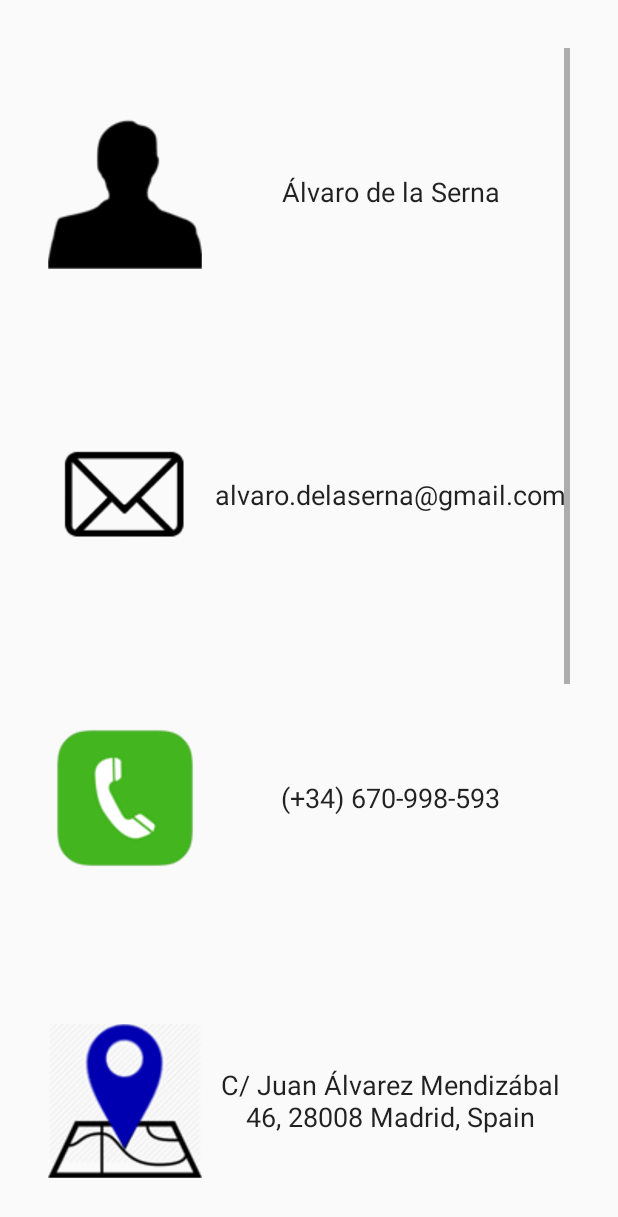
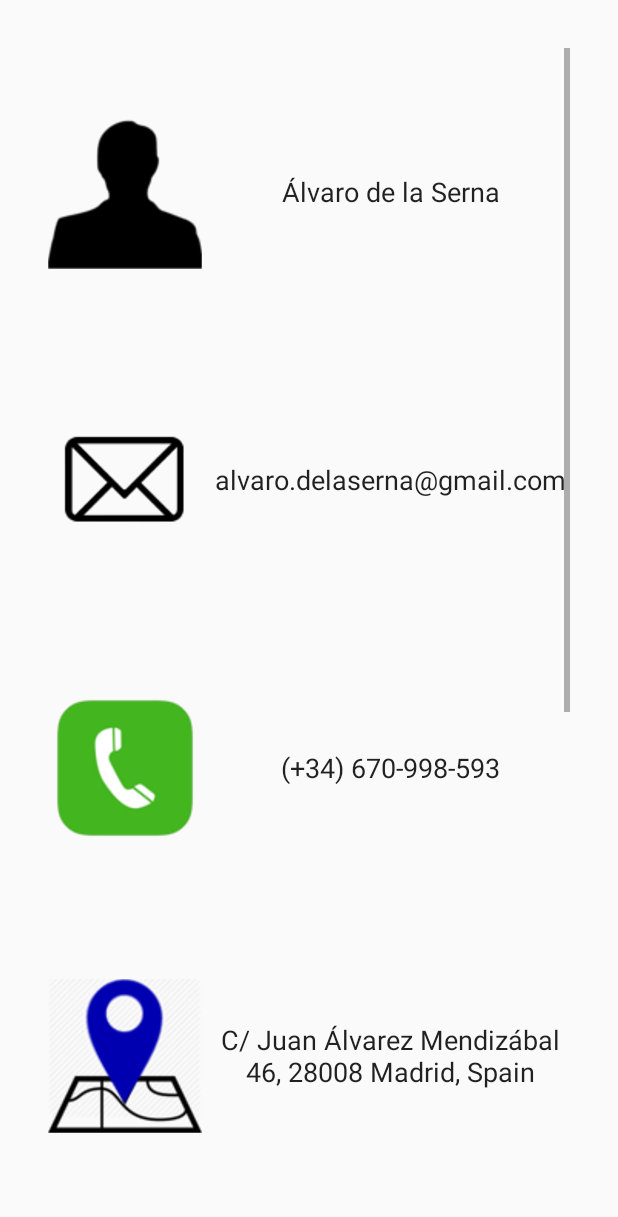
Before and after one commit to alvarodelaserna/CurriculumVitaeApp, an Android app: the screen it shows after launch (MainActivity), after a tap on an icon or button, on a phone screen of 412 x 824 dp. Shown: the top 1217 px of the screen. Run offline under Robolectric (Android 15) with nearby library versions, the phone set to English and light mode, and no system bars.

Commit message:
Remove 10dp padding from LinearLayout elements in fragment_personal_info.xml

```diff
--- a/app/src/main/res/layout/fragment_personal_information.xml
+++ b/app/src/main/res/layout/fragment_personal_information.xml
@@ -4,11 +4,10 @@
     android:paddingLeft="@dimen/activity_horizontal_margin"
     android:paddingRight="@dimen/activity_horizontal_margin"
     android:paddingTop="@dimen/activity_vertical_margin"
-    android:paddingBottom="@dimen/activity_vertical_margin"
-    android:layout_weight="1">
+    android:paddingBottom="@dimen/activity_vertical_margin">
     <LinearLayout xmlns:android="http://schemas.android.com/apk/res/android"
         android:layout_width="fill_parent"
-        android:layout_height="wrap_content"
+        android:layout_height="match_parent"
         android:orientation="vertical">
 
         <LinearLayout
@@ -34,7 +33,6 @@
             android:layout_width="fill_parent"
             android:layout_height="match_parent"
             android:orientation="horizontal"
-            android:layout_marginTop="10dp"
             android:weightSum="1">
             <ImageView
                 android:layout_width="0dp"
@@ -55,7 +53,6 @@
             android:layout_width="fill_parent"
             android:layout_height="match_parent"
             android:orientation="horizontal"
-            android:layout_marginTop="10dp"
             android:weightSum="1">
             <ImageView
                 android:layout_width="0dp"
@@ -76,7 +73,6 @@
             android:layout_width="fill_parent"
             android:layout_height="match_parent"
             android:orientation="horizontal"
-            android:layout_marginTop="10dp"
             android:weightSum="1">
             <ImageView
                 android:layout_width="0dp"
@@ -96,7 +92,6 @@
             android:layout_width="fill_parent"
             android:layout_height="match_parent"
             android:orientation="horizontal"
-            android:layout_marginTop="10dp"
             android:weightSum="1">
             <ImageView
                 android:layout_width="0dp"
@@ -116,7 +111,6 @@
             android:layout_width="fill_parent"
             android:layout_height="match_parent"
             android:orientation="horizontal"
-            android:layout_marginTop="10dp"
             android:weightSum="1">
             <ImageView
                 android:layout_width="0dp"
@@ -137,7 +131,6 @@
             android:layout_width="fill_parent"
             android:layout_height="match_parent"
             android:orientation="horizontal"
-            android:layout_marginTop="10dp"
             android:weightSum="1">
             <ImageView
                 android:layout_width="0dp"
```
